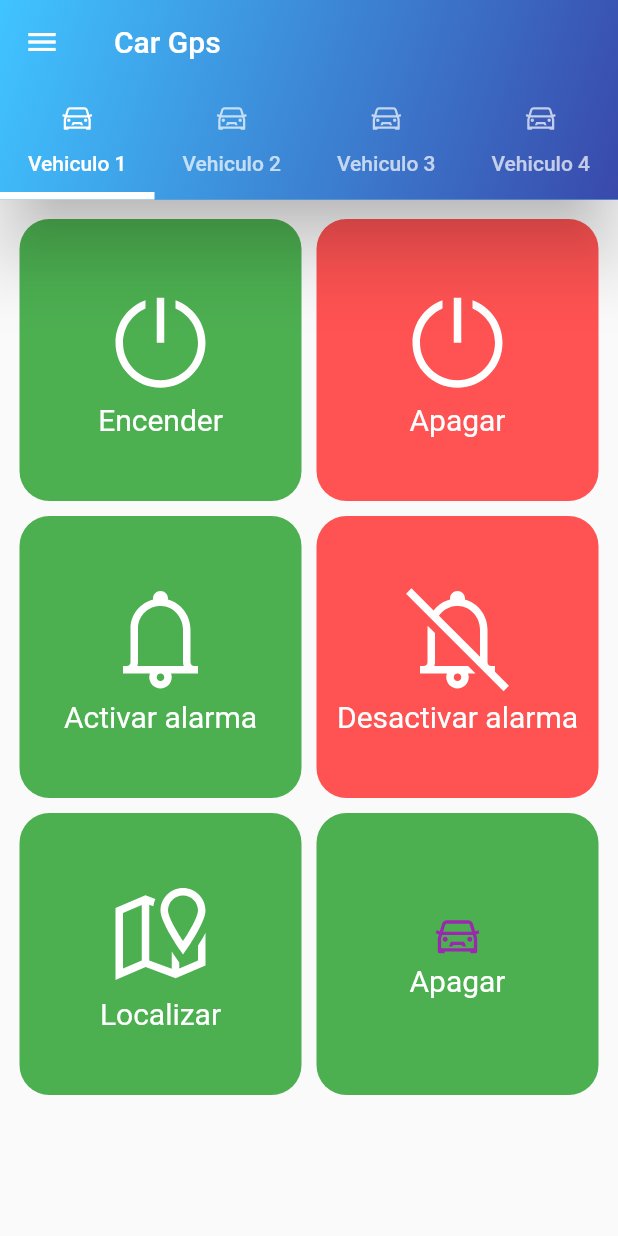
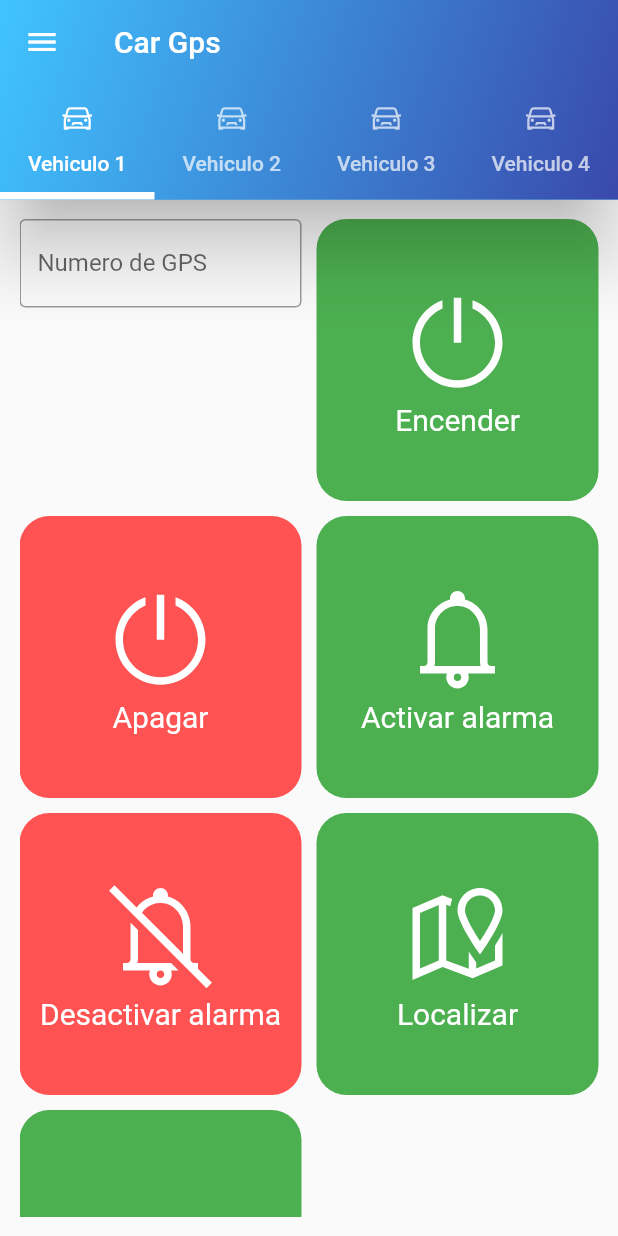
Before and after one commit to samtts14/gps_location, a Flutter app: the screen it shows after launch, after a tap on "Encender", on a phone screen of 412 x 824 dp. Run offline on Flutter 3.47's test engine with Material 2 defaults, Android fonts, the phone set to English and light mode, and no system bars; our stand-ins replace line_awesome_flutter; missing offline and left inert: sms.

Commit message:
Modificacion de menu y codigos de vehiculo
Se modificaron los botones con sombra y forma, se establecieron los text field de nombre del vehiculo y de su numero telefonico. Se va a trabajar en la aprte de guardado para luego finalizar con la estetica por completo.

```diff
--- a/lib/Class/smsClass.dart
+++ b/lib/Class/smsClass.dart
@@ -4,7 +4,8 @@ import 'package:sms/sms.dart';
 
 class Mensajeria extends StatelessWidget {
   SmsSender sender = new SmsSender();
-  String celular = "8293474922";
+  final cel = TextEditingController();
+  String celular = ""; //string para el telefono.
 
   @override
   Widget build(BuildContext context) {
@@ -16,10 +17,23 @@ class Mensajeria extends StatelessWidget {
           child: GridView(
             //####################-----GRIDVIEW-----#####################
             children: [
+              //-----caja de texto para numero arriba del grid
+              Column(
+                children: [
+                  TextField(
+                    controller: cel,
+                    decoration: InputDecoration(
+                        border: OutlineInputBorder(),
+                        labelText: 'Numero de GPS'),
+                    //onSubmitted: (value) {},
+                  ),
+                ],
+              ),
               //------------------BOTONES--------------
               InkWell(
                 onTap: () {
                   //----------------ONTAP ENCENDER---------------------
+                  celular = cel.text;
                   sender.sendSms(new SmsMessage(celular, 'resume123456'));
                 },
                 child: Container(
@@ -47,6 +61,7 @@ class Mensajeria extends StatelessWidget {
               InkWell(
                 onTap: () {
                   //----------------ONTAP APAGAR---------------------
+                  celular = cel.text;
                   sender.sendSms(new SmsMessage(celular, 'stop123456'));
                 },
                 child: Container(
@@ -74,6 +89,7 @@ class Mensajeria extends StatelessWidget {
               InkWell(
                 onTap: () {
                   //----------------ONTAP ARM---------------------
+                  celular = cel.text;
                   sender.sendSms(new SmsMessage(celular, 'arm123456'));
                 },
                 child: Container(
@@ -101,6 +117,7 @@ class Mensajeria extends StatelessWidget {
               InkWell(
                 onTap: () {
                   //----------------ONTAP DISARM---------------------
+                  celular = cel.text;
                   sender.sendSms(new SmsMessage(celular, 'disarm123456'));
                 },
                 child: Container(
@@ -128,6 +145,7 @@ class Mensajeria extends StatelessWidget {
               InkWell(
                 onTap: () {
                   //----------------ONTAP TRACK---------------------
+                  celular = cel.text;
                   sender.sendSms(new SmsMessage(celular, 'stop123456'));
                 },
                 child: Container(
@@ -155,6 +173,7 @@ class Mensajeria extends StatelessWidget {
               InkWell(
                 onTap: () {
                   //----------------ONTAP---------------------
+                  celular = cel.text;
                   sender.sendSms(new SmsMessage(celular, 'stop123456'));
                 },
                 child: Container(
@@ -181,19 +200,13 @@ class Mensajeria extends StatelessWidget {
               ),
             ],
             gridDelegate: SliverGridDelegateWithFixedCrossAxisCount(
-                crossAxisCount: 2, mainAxisSpacing: 10, crossAxisSpacing: 10),
+              crossAxisCount: 2,
+              mainAxisSpacing: 10,
+              crossAxisSpacing: 10,
+            ),
           ),
         ),
       ),
-      /*Envio de mensaje
-      body: Center(
-        child: ElevatedButton(
-          child: Text("Apagar Auto"),
-          onPressed: () {
-            sender.sendSms(new SmsMessage(celular, 'stop123456'));
-          },
-        ),
-      ),*/
     ));
   }
 }
```
